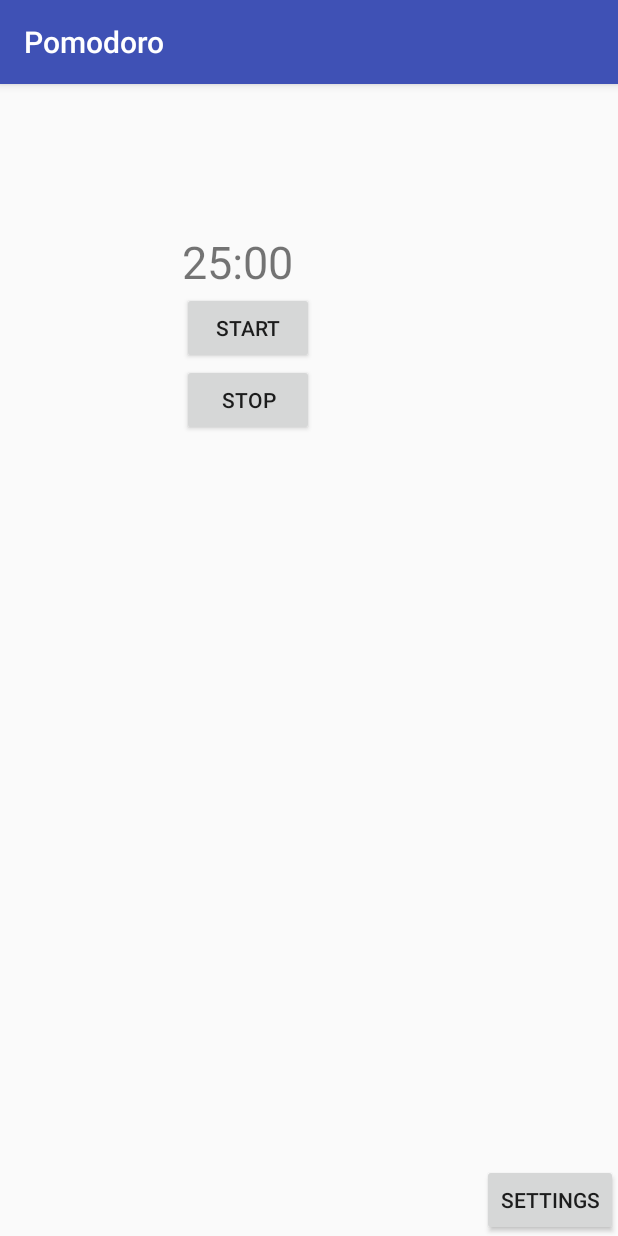
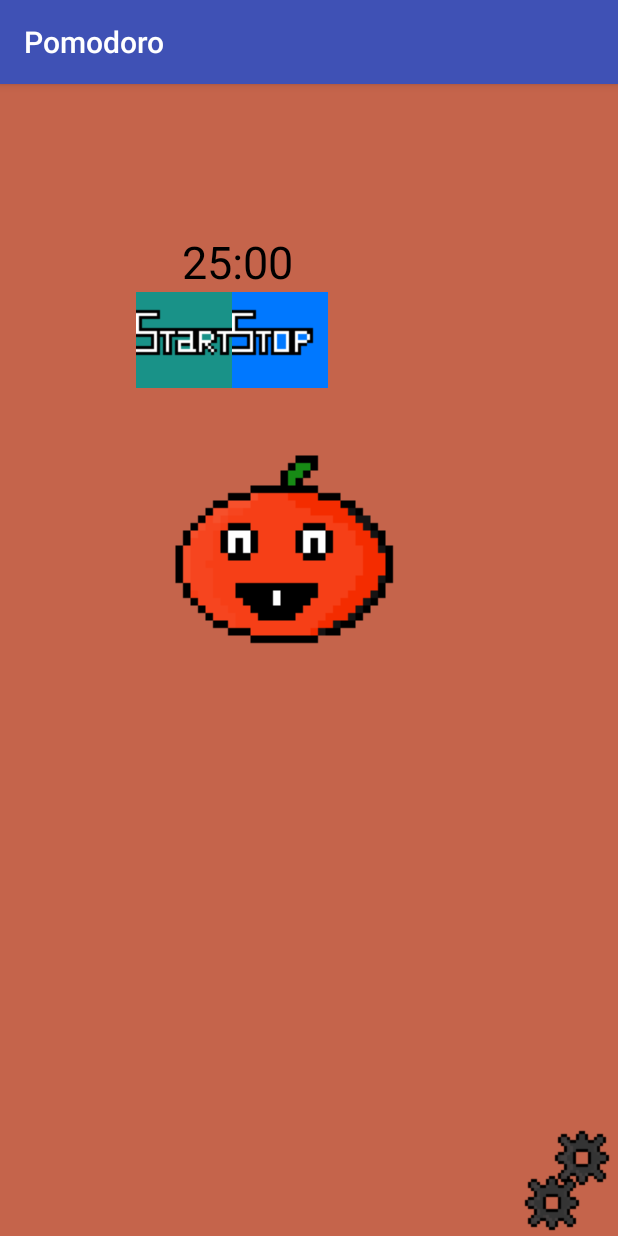
Before and after one commit to redbluex/PomodoroMaster, an Android app: the screen it shows after launch (MainActivity), on a phone screen of 412 x 824 dp. Run offline under Robolectric (Android 15) with nearby library versions, the phone set to English and light mode, and no system bars.

Commit message:
new graphics

```diff
--- a/app/src/main/java/com/example/rob/pomodoro/MainActivity.java
+++ b/app/src/main/java/com/example/rob/pomodoro/MainActivity.java
@@ -7,6 +7,7 @@ import android.support.v7.app.AppCompatActivity;
 import android.os.Bundle;
 import android.view.View;
 import android.widget.Button;
+import android.widget.ImageButton;
 import android.widget.RelativeLayout;
 import android.widget.TextView;
 
@@ -32,8 +33,8 @@ public class MainActivity extends AppCompatActivity {
         setContentView(R.layout.activity_main);
 
         final RelativeLayout currentLayout = (RelativeLayout) findViewById(R.id.main_layout);
-        final Button click = (Button)findViewById(R.id.button);
-        final Button click2 = (Button)findViewById(R.id.button2);
+        final ImageButton click = (ImageButton)findViewById(R.id.button);
+        final ImageButton click2 = (ImageButton)findViewById(R.id.button2);
         final TextView label = (TextView)findViewById(R.id.timeText);
         final TextView minuty = (TextView)findViewById(R.id.textMinutes);
         tekstRamka = ustawienia.getMainTime()+"";
--- a/app/src/main/res/layout/activity_main.xml
+++ b/app/src/main/res/layout/activity_main.xml
@@ -8,6 +8,7 @@
     tools:context="com.example.rob.pomodoro.MainActivity"
     tools:layout_editor_absoluteY="81dp"
     tools:layout_editor_absoluteX="0dp"
+    android:background="@color/colorMain"
     >
 
     <TextView
@@ -17,42 +18,34 @@
         android:layout_marginTop="98dp"
         android:textSize="30dp"
         android:text="25"
+        android:textColor="@color/blackColor"
         android:layout_alignParentTop="true"
         android:layout_alignParentLeft="true"
         android:layout_alignParentStart="true"
         android:layout_marginLeft="121dp"
         android:layout_marginStart="121dp" />
 
-    <Button
+    <ImageButton
         android:id="@+id/button"
         android:layout_width="wrap_content"
         android:layout_height="wrap_content"
-        android:text="start"
+        app:srcCompat="@drawable/startpomodorodwa"
+        android:background="@android:color/transparent"
         android:layout_below="@+id/timeText"
-        android:layout_alignLeft="@+id/timeText"
-        android:layout_alignStart="@+id/timeText"
-        android:onClick="bStart"/>
+        android:layout_toLeftOf="@+id/textView4"
+        android:layout_toStartOf="@+id/textView4" />
 
-    <Button
+    <ImageButton
         android:id="@+id/button2"
         android:layout_width="wrap_content"
         android:layout_height="wrap_content"
-        android:layout_alignLeft="@+id/button"
-        android:layout_alignStart="@+id/button"
-        android:layout_below="@+id/button"
-        android:text="Stop"
-        android:onClick="bStop"
-        />
+        app:srcCompat="@drawable/stoppomodorodwa"
+        android:background="@android:color/transparent"
 
-    <Button
-        android:id="@+id/buttonGoToSettings"
-        android:layout_width="wrap_content"
-        android:layout_height="wrap_content"
-        android:layout_alignParentBottom="true"
-        android:layout_alignParentEnd="true"
-        android:layout_alignParentRight="true"
-        android:text="Settings"
-        android:onClick="goToSettings"/>
+        android:layout_below="@+id/textMinutes"
+        android:layout_toRightOf="@+id/button"
+        android:layout_toEndOf="@+id/button" />
+
 
     <TextView
         android:id="@+id/textView4"
@@ -62,6 +55,7 @@
         android:layout_toEndOf="@+id/timeText"
         android:layout_toRightOf="@+id/timeText"
         android:text=":"
+        android:textColor="@color/blackColor"
         android:textSize="30dp"/>
 
     <TextView
@@ -72,6 +66,30 @@
         android:layout_toEndOf="@+id/textView4"
         android:layout_toRightOf="@+id/textView4"
         android:text="00"
+        android:textColor="@color/blackColor"
         android:textSize="30dp"/>
 
+    <ImageButton
+        android:id="@+id/imageButton6"
+        android:layout_width="wrap_content"
+        android:layout_height="wrap_content"
+        android:layout_alignParentBottom="true"
+        android:layout_alignParentEnd="true"
+        android:layout_alignParentRight="true"
+        app:srcCompat="@drawable/settingspomodorobig"
+        android:onClick="goToSettings"
+        android:background="@android:color/transparent"/>
+
+    <ImageView
+        android:id="@+id/imageView"
+        android:layout_width="wrap_content"
+        android:layout_height="wrap_content"
+        app:srcCompat="@drawable/littlepomidorbig"
+        android:layout_marginRight="24dp"
+        android:layout_marginEnd="24dp"
+        android:layout_below="@+id/button2"
+        android:layout_toLeftOf="@+id/imageButton6"
+        android:layout_toStartOf="@+id/imageButton6" />
+
+
 </RelativeLayout>
--- a/app/src/main/res/values/colors.xml
+++ b/app/src/main/res/values/colors.xml
@@ -6,4 +6,5 @@
     <color name="colorMain">#C5644B</color>
     <color name="colorShort">#4B9EC5</color>
     <color name="colorLong">#4BC59E</color>
+    <color name="blackColor">#000000</color>
 </resources>
```
Also changed, not shown: app/src/main/res/drawable/littlepomidorbig.png (added), app/src/main/res/drawable/midpluspomidorbig.png (added), app/src/main/res/drawable/midpomidorbig.png (added), app/src/main/res/drawable/mustaczepomidorbig.png (added), app/src/main/res/drawable/settingspomodorobig.png (added), app/src/main/res/drawable/startpomodorodwa.png (added), app/src/main/res/drawable/stoppomodorodwa.png (added).
